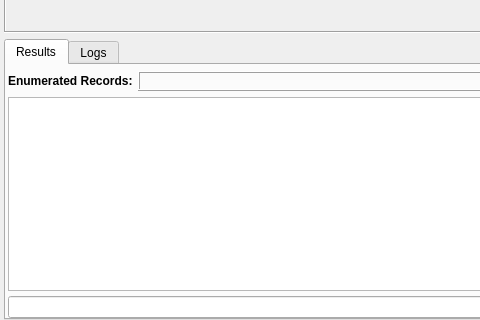
This is sub3suite/src/engines/dns/Dns.ui in 3nock/OTE as Qt 5 draws it before an edit; both pictures show x 0 to 480 and y 107 to 427 of the 785 by 427 pixel window. The edited form follows.
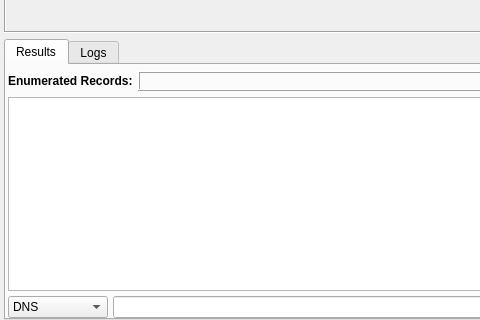
This is the edited form. Custom widgets are drawn as their Qt base class.

Diff of the .ui file:
```diff
--- a/sub3suite/src/engines/dns/Dns.ui
+++ b/sub3suite/src/engines/dns/Dns.ui
@@ -468,6 +468,26 @@
            </item>
            <item>
             <layout class="QHBoxLayout" name="horizontalLayout_7">
+             <item>
+              <widget class="QComboBox" name="comboBoxFilter">
+               <property name="minimumSize">
+                <size>
+                 <width>100</width>
+                 <height>0</height>
+                </size>
+               </property>
+               <item>
+                <property name="text">
+                 <string>DNS</string>
+                </property>
+               </item>
+               <item>
+                <property name="text">
+                 <string>Value</string>
+                </property>
+               </item>
+              </widget>
+             </item>
              <item>
               <widget class="QLineEdit" name="lineEditFilter"/>
              </item>
```
